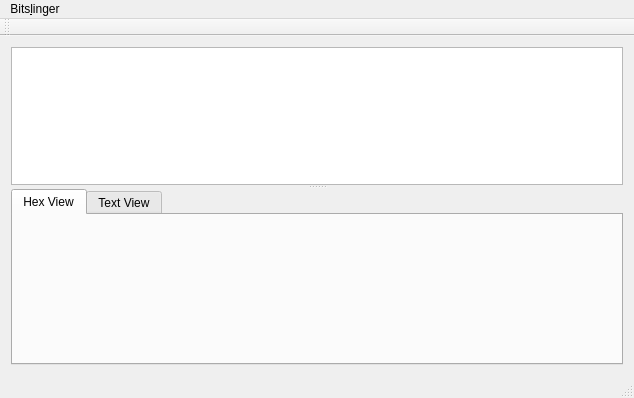
This is mainwindow.ui in richmoore/bitslinger as Qt 5 draws it before an edit. The edited form follows.
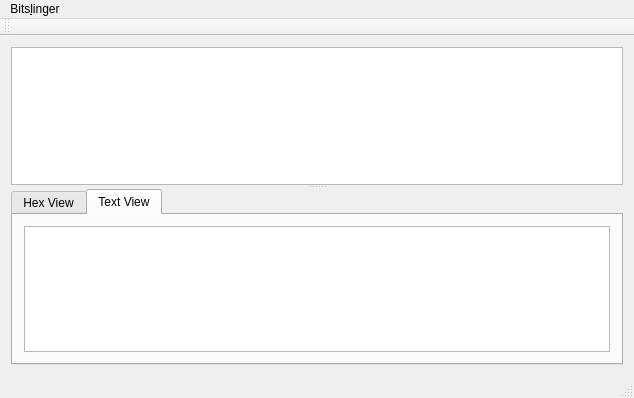
This is the edited form. Custom widgets are drawn as their Qt base class.

Commit message: Readonly views

```diff
--- a/mainwindow.ui
+++ b/mainwindow.ui
@@ -30,25 +30,25 @@
       </widget>
       <widget class="QTabWidget" name="tabWidget">
        <property name="currentIndex">
-        <number>0</number>
+        <number>1</number>
        </property>
-       <widget class="QWidget" name="hexView">
+       <widget class="QWidget" name="hexViewTab">
         <attribute name="title">
          <string>Hex View</string>
         </attribute>
         <layout class="QHBoxLayout" name="horizontalLayout_3">
          <item>
-          <widget class="QHexEdit" name="hexEdit" native="true"/>
+          <widget class="QHexEdit" name="hexView" native="true"/>
          </item>
         </layout>
        </widget>
-       <widget class="QWidget" name="textView">
+       <widget class="QWidget" name="textViewTab">
         <attribute name="title">
          <string>Text View</string>
         </attribute>
         <layout class="QHBoxLayout" name="horizontalLayout_2">
          <item>
-          <widget class="QPlainTextEdit" name="plainTextEdit"/>
+          <widget class="QPlainTextEdit" name="textView"/>
          </item>
         </layout>
        </widget>
```
The commit also changes 1 other file.
